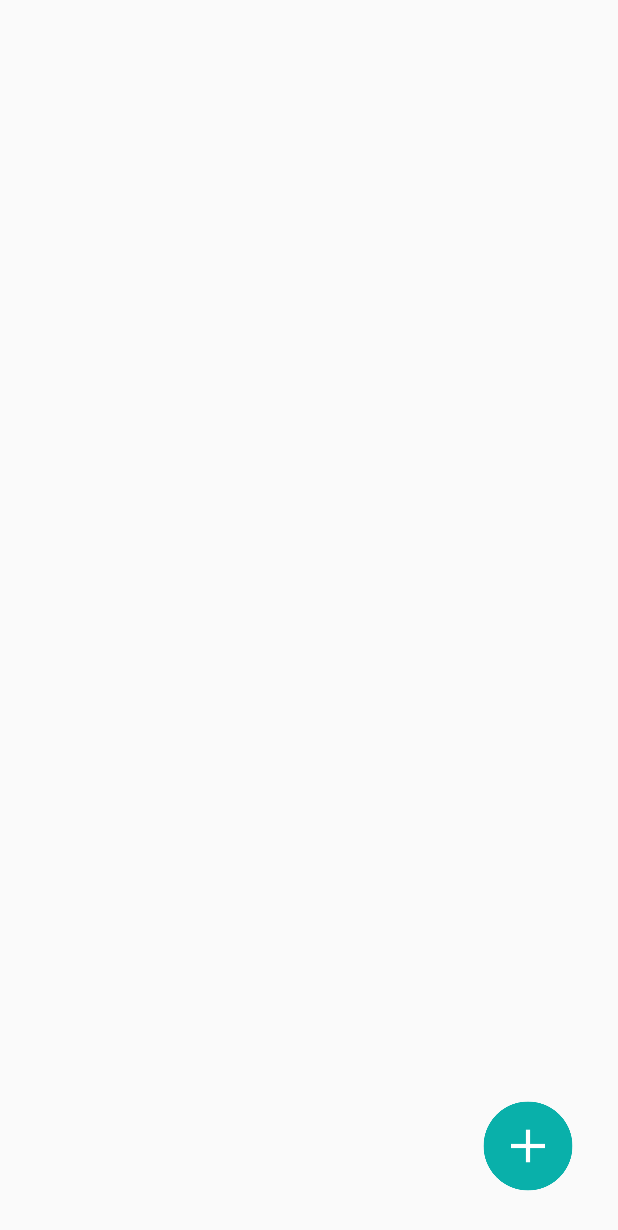
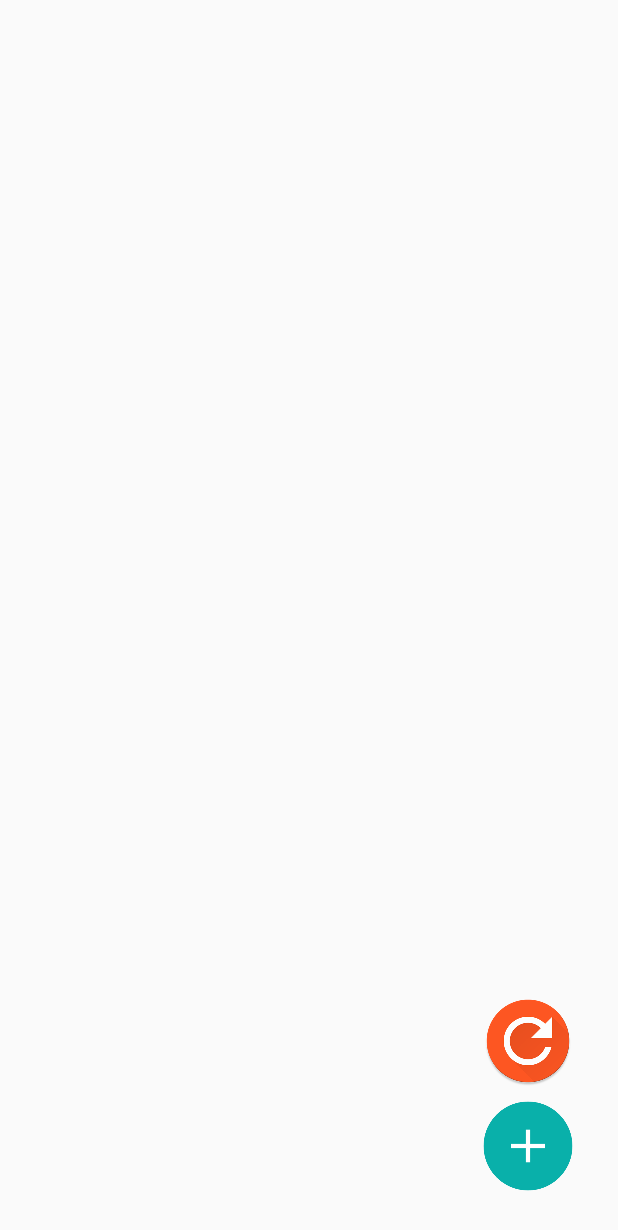
Before and after one commit to zijing07/baixing-hackthon, an Android app: the layout activity_main.xml on its own in the app's theme, with its tools: preview values and no code run, on a phone screen of 412 x 824 dp. Shown: the top 1230 px of the screen. Run offline under Robolectric (Android 15) with nearby library versions, the phone set to English and light mode, and no system bars.

Commit message:
cloud recognization

```diff
--- a/app/src/main/java/cn/easyar/samples/helloar/ContextExtensions.kt
+++ b/app/src/main/java/cn/easyar/samples/helloar/ContextExtensions.kt
@@ -2,6 +2,7 @@ package cn.easyar.samples.helloar
 
 import android.content.Context
 import android.graphics.BitmapFactory
+import android.os.Handler
 import android.widget.ImageView
 import android.widget.Toast
 
--- a/app/src/main/java/cn/easyar/samples/helloar/HelloAR.kt
+++ b/app/src/main/java/cn/easyar/samples/helloar/HelloAR.kt
@@ -26,7 +26,7 @@ open class HelloAR() {
     var viewport = Vec4I(0, 0, 1280, 720)
     lateinit var canvasView: ARCanvasView
 
-    private fun loadFromImage(tracker: ImageTracker, path: String) {
+    fun loadFromImage(tracker: ImageTracker, path: String) {
         val target = ImageTarget()
         val jstr = """{
   "images" :
--- a/app/src/main/java/cn/easyar/samples/images/AddImageActivity.kt
+++ b/app/src/main/java/cn/easyar/samples/images/AddImageActivity.kt
@@ -81,7 +81,7 @@ class AddImageActivity: AppCompatActivity() {
     }
 
     fun uploadSuccess() {
-        toast("上传成功")
+//        toast("上传成功")
         finish()
     }
 
--- /dev/null
+++ b/app/src/main/res/drawable/button_refresh_ripple.xml
@@ -0,0 +1,13 @@
+<ripple xmlns:android="http://schemas.android.com/apk/res/android"
+    xmlns:tools="http://schemas.android.com/tools"
+    android:color="@android:color/white"
+    tools:targetApi="lollipop">
+    <item android:id="@android:id/mask">
+        <shape android:shape="oval">
+            <solid android:color="@android:color/white" />
+        </shape>
+    </item>
+    <item
+        android:id="@android:id/background"
+        android:drawable="@drawable/button_refresh" />
+</ripple>
--- a/app/src/main/res/layout/activity_main.xml
+++ b/app/src/main/res/layout/activity_main.xml
@@ -18,4 +18,16 @@
         android:background="@drawable/button_add_ripple"
         android:elevation="20dp" />
 
+    <Button
+        android:id="@+id/activity_main_button_refresh"
+        android:layout_alignParentBottom="true"
+        android:layout_alignParentEnd="true"
+        android:layout_width="60dp"
+        android:layout_height="60dp"
+        android:layout_marginBottom="100dp"
+        android:layout_marginEnd="30dp"
+        android:contentDescription="@string/add_new_image"
+        android:background="@drawable/button_refresh_ripple"
+        android:elevation="20dp" />
+
 </RelativeLayout>
```
Also changed, not shown: app/src/main/java/cn/easyar/samples/helloar/MainActivity.kt (+8 -4 lines), app/src/main/java/cn/easyar/samples/images/ImageManager.kt (+19 -6 lines), app/src/main/res/drawable/button_refresh.png (added).
